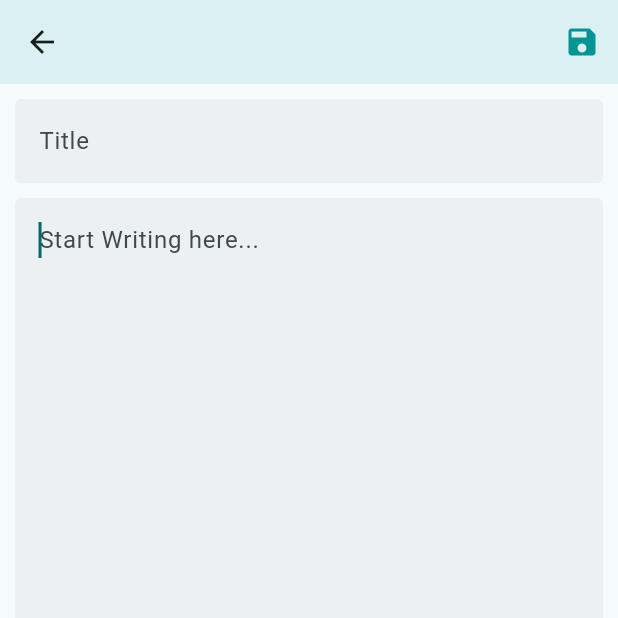
After one commit to therokibul/CSE438, a Flutter app: the HomeScreen screen opened directly, after a tap on the "add" icon, on a phone screen of 412 x 824 dp, the top half of it. The commit adds this screen. Run offline on Flutter 3.47's test engine with Material 2 defaults, Android fonts, the phone set to English and light mode, and no system bars; our stand-ins replace firebase_core; accounts and stored records are empty.

Commit message:
new note

```diff
--- a/unote/lib/src/features/home/home_screen.dart
+++ b/unote/lib/src/features/home/home_screen.dart
@@ -1,4 +1,5 @@
 import 'package:flutter/material.dart';
+import 'package:unote/src/features/new%20note/new_note.dart';
 import 'package:unote/src/features/note%20screen/note_screen.dart';
 
 import '../../common_widgets/user_icon.dart';
@@ -52,6 +53,13 @@ class HomeScreen extends StatelessWidget {
           noteContainer(() {}),
         ],
       ),
+      floatingActionButton: FloatingActionButton(
+        onPressed: () {
+          Navigator.push(context,
+              MaterialPageRoute(builder: (context) => const NewNote()));
+        },
+        child: const Icon(Icons.add),
+      ),
     );
   }
 
--- /dev/null
+++ b/unote/lib/src/features/new note/new_note.dart
@@ -0,0 +1,50 @@
+import 'package:flutter/material.dart';
+import 'package:unote/src/constants/const.dart';
+
+class NewNote extends StatelessWidget {
+  const NewNote({super.key});
+
+  @override
+  Widget build(BuildContext context) {
+    return Scaffold(
+      appBar: AppBar(
+        backgroundColor: primaryColor.withOpacity(0.1),
+        centerTitle: true,
+        actions: [
+          IconButton(
+            onPressed: () {},
+            icon: const Icon(
+              Icons.save,
+              color: primaryColor,
+            ),
+          ),
+        ],
+      ),
+      body: const Padding(
+        padding: EdgeInsets.all(10),
+        child: Column(
+          children: [
+            TextField(
+              decoration: InputDecoration(labelText: 'Title'),
+            ),
+            SizedBox(
+              height: 10,
+            ),
+            Expanded(
+              child: TextField(
+                decoration: InputDecoration(
+                  // labelText: 'Title',
+                  hintText: "Start Writing here...",
+                ),
+                scrollPadding: EdgeInsets.all(20.0),
+                keyboardType: TextInputType.multiline,
+                maxLines: 99999,
+                autofocus: true,
+              ),
+            ),
+          ],
+        ),
+      ),
+    );
+  }
+}
```
Also changed, not shown: unote/assets/images/unote.png (added).
